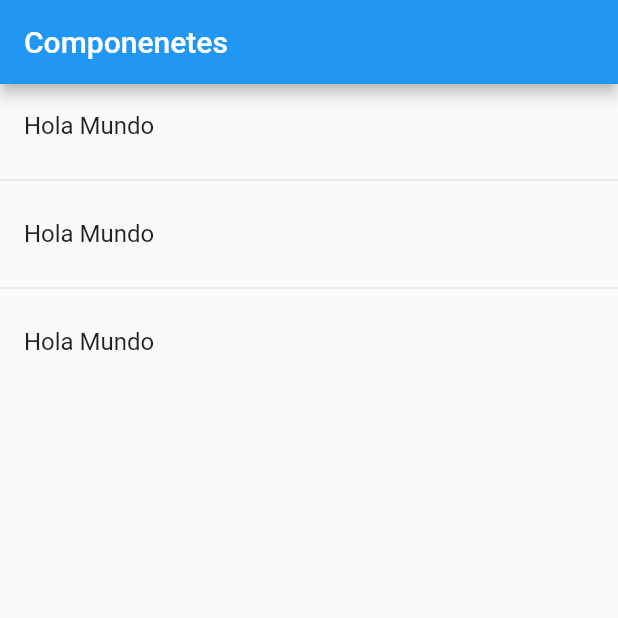
After one commit to 01albertes/flutter, a Flutter app: the screen it shows after launch, on a phone screen of 412 x 824 dp, the top half of it. The commit adds this screen. Run offline on Flutter 3.47's test engine with Material 2 defaults, Android fonts, the phone set to English and light mode, and no system bars.

Commit message:
Set up List for later call form json file

```diff
--- a/components/lib/main.dart
+++ b/components/lib/main.dart
@@ -1,6 +1,7 @@
 import 'package:flutter/material.dart';
 
-import 'package:components/pages/home_page.dart';
+import 'package:components/pages/home_p.dart';
+// import 'package:components/pages/home_page.dart';
 
 void main() => runApp(MyApp());
 
@@ -10,7 +11,7 @@ class MyApp extends StatelessWidget {
     return MaterialApp(
       debugShowCheckedModeBanner: false,
       title: 'Components',
-      home: HomePage()
+      home:  HomeP()
     );
   }
 }
--- /dev/null
+++ b/components/lib/pages/home_p.dart
@@ -0,0 +1,34 @@
+import 'package:flutter/material.dart';
+
+class HomeP extends StatelessWidget {
+  @override
+  Widget build(BuildContext context) {
+    return Scaffold(
+        appBar: AppBar(
+          title: Text('Componenetes'),
+        ),
+        body: _lista(),
+    );
+  }
+
+  Widget _lista() {
+
+    return ListView(
+      children: _listaItems(),
+    );
+
+  }
+
+  List<Widget> _listaItems() {
+
+    return [
+      ListTile(title: Text("Hola Mundo"),),
+      Divider(),
+      ListTile(title: Text("Hola Mundo"),),
+      Divider(),
+      ListTile(title: Text("Hola Mundo"),)
+
+    ];
+
+  }
+}
```
